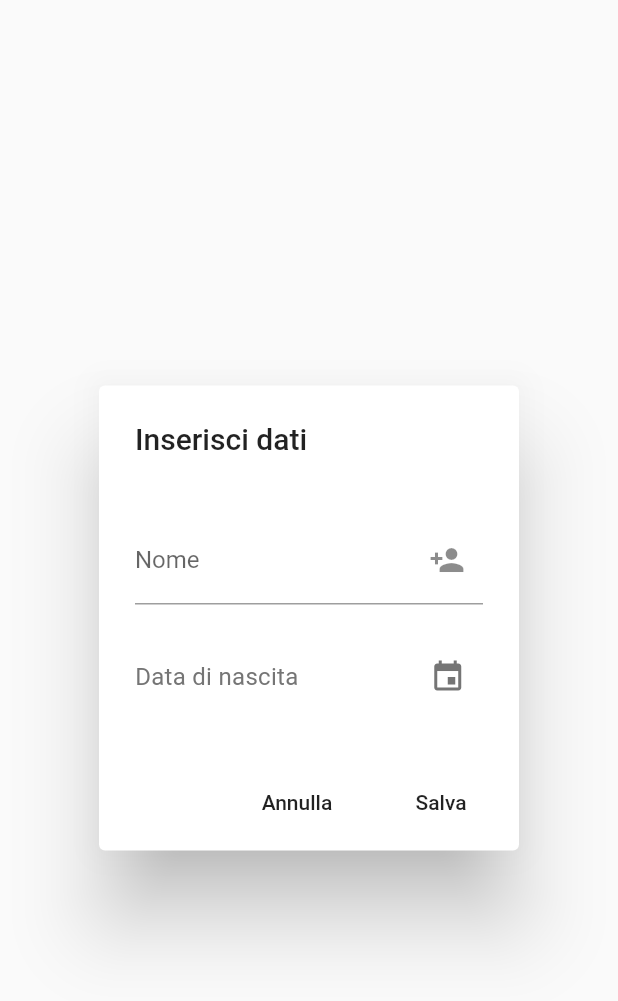
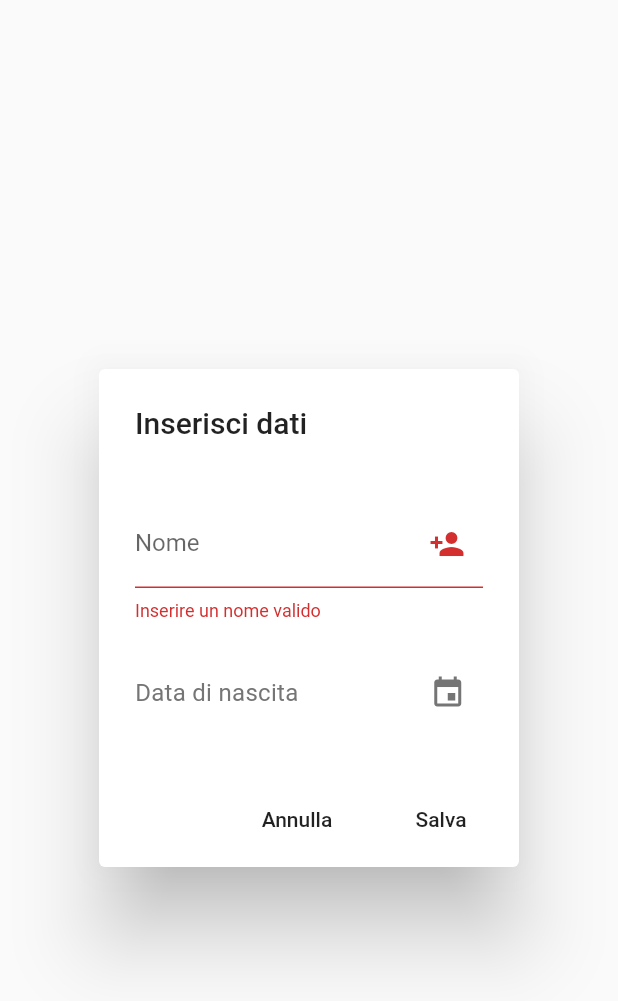
Before and after one commit to giovannic96/Flutter-Ages, a Flutter app: the FormInsertDialog widget shown alone on an empty page, opened directly, after a tap on "Salva", on a phone screen of 412 x 824 dp. Shown: the top 1001 px of the screen. Run offline on Flutter 3.47's test engine with Material 2 defaults, Android fonts, the phone set to English and light mode, and no system bars; our stand-ins replace flutter_slidable, sqflite; accounts and stored records are empty.

Commit message:
Added validation of name and date

```diff
--- a/lib/model/ages_item.dart
+++ b/lib/model/ages_item.dart
@@ -77,6 +77,7 @@ class AgesItem extends StatelessWidget {
             children: <Widget>[
               Expanded(
                 child: Text(_itemName,
+                  overflow: TextOverflow.ellipsis,
                   style: new TextStyle(
                   color: Colors.black87,
                   fontSize: 22.5,
--- a/lib/ui/ages_screen.dart
+++ b/lib/ui/ages_screen.dart
@@ -95,11 +95,10 @@ class _AgesScreenState extends State<AgesScreen> with SingleTickerProviderStateM
                       color: index % 2 == 0 ?_evenItemColor : _oddItemColor,
                       child: ListTile(
                         contentPadding: EdgeInsets.symmetric(horizontal: 14.0, vertical: 10.0),
-                        //contentPadding: EdgeInsets.all(10),
                         title: _itemList[index],
                         leading: CircleAvatar(
                           maxRadius: 20,
-                          child: Text(firstTwoLetters(_itemList[index].itemName)),
+                          child: Text(firstLastLetters(_itemList[index].itemName)),
                           backgroundColor: hexToColor(_itemList[index].avatarColor),
                           foregroundColor: Colors.white,
                         ),
@@ -151,7 +150,7 @@ class _AgesScreenState extends State<AgesScreen> with SingleTickerProviderStateM
     showDialog(
       context: context,
       builder: (_) {
-        return MyFormDialog();
+        return FormInsertDialog();
       }).then((result) =>
         setState(() {
           if(result != null) { // because we can tap outside form dialog and in this case result will be null
--- a/lib/ui/form_insert_dialog.dart
+++ b/lib/ui/form_insert_dialog.dart
@@ -15,8 +15,32 @@ class _FormInsertDialogState extends State<FormInsertDialog> {
 
   final TextEditingController _textEditingCtrl = new TextEditingController();
   var db = new DatabaseHelper();
+
+  bool _validateName = false;
+  bool _validateDate = false;
+
   DateTime _birthDate;
   AgesItem _addedItem;
+
+  void _displayErrorMessage() {
+   showDialog(
+      context: context,
+      builder: (BuildContext context) {
+        return AlertDialog(
+          title: new Text("Errore"),
+          content: new Text("Inserire Data di nascita"),
+          actions: <Widget>[
+            new FlatButton(
+              child: new Text("Ok"),
+              onPressed: () {
+                Navigator.of(context).pop();
+              },
+            ),
+          ],
+        );
+      },
+    );
+  }
 
   Future<AgesItem> _handleSubmitted(String text, DateTime birthDate) async {
     _textEditingCtrl.clear(); // clear text
@@ -61,11 +85,15 @@ class _FormInsertDialogState extends State<FormInsertDialog> {
           ),
           new TextField(
             autofocus: false,
+            autocorrect: false,
             controller: _textEditingCtrl,
             decoration: new InputDecoration(
               suffixIcon: new Icon(Icons.person_add),
               labelText: "Nome",
+              errorText: _validateName ? "Inserire un nome valido" : null,
+              counterText: ""
             ),
+            maxLength: 40,
           ),
           new SizedBox(
             height: 20.0,
@@ -104,11 +132,23 @@ class _FormInsertDialogState extends State<FormInsertDialog> {
             },
             child: Text("Annulla")),
         new FlatButton(
-            onPressed: () async {
+          onPressed: () async {
               var nameItem = _textEditingCtrl.text;
-              await _handleSubmitted(nameItem, _birthDate);
-              _textEditingCtrl.clear();
-              Navigator.pop(context, _addedItem);
+              nameItem = nameItem.replaceFirst(new RegExp(r"^\s+"), "");  // trims leading whitespace
+              nameItem = nameItem.replaceFirst(new RegExp(r"\s+$"), "");  // trims trailing whitespace
+              setState(() {
+                nameItem.isEmpty ? _validateName = true : _validateName = false;
+                this._birthDate == null ? _validateDate = true :_validateDate = false;
+              });
+              if (!_validateName) {
+                if(!_validateDate) {
+                  await _handleSubmitted(nameItem, _birthDate);
+                  _textEditingCtrl.clear();
+                  Navigator.pop(context, _addedItem);
+                } else {
+                  _displayErrorMessage();
+                }
+              }
             },
             child: Text("Salva")
         ),
--- a/lib/util/database_client.dart
+++ b/lib/util/database_client.dart
@@ -31,7 +31,7 @@ class DatabaseHelper {
 
   initDb() async {
     Directory documentDirectory = await getApplicationDocumentsDirectory();
-    String path = join(documentDirectory.path, "ages_db10.db");
+    String path = join(documentDirectory.path, "ages_db14.db");
     //print("Path della directory: " + path);
     var ourDb = await openDatabase(path, version: 1, onCreate: _onCreate);
     return ourDb;
--- a/lib/util/formatter.dart
+++ b/lib/util/formatter.dart
@@ -29,7 +29,7 @@ String stringToHex(String colorStr)  {
 }
 
 /* STRING FORMATTER */
-String firstTwoLetters(String str) {
+String firstLastLetters(String str) {
   List<String> splitted = str.split(" ");
-  return splitted.length == 1 ? splitted[0][0].toUpperCase() : splitted[0][0].toUpperCase() + splitted[1][0].toUpperCase();
+  return splitted.length == 1 ? splitted[0][0].toUpperCase() : splitted[0][0].toUpperCase() + splitted[splitted.length-1][0].toUpperCase();
 }
```
Also changed, not shown: lib/ui/form_update_dialog.dart (+41 -1 lines).
